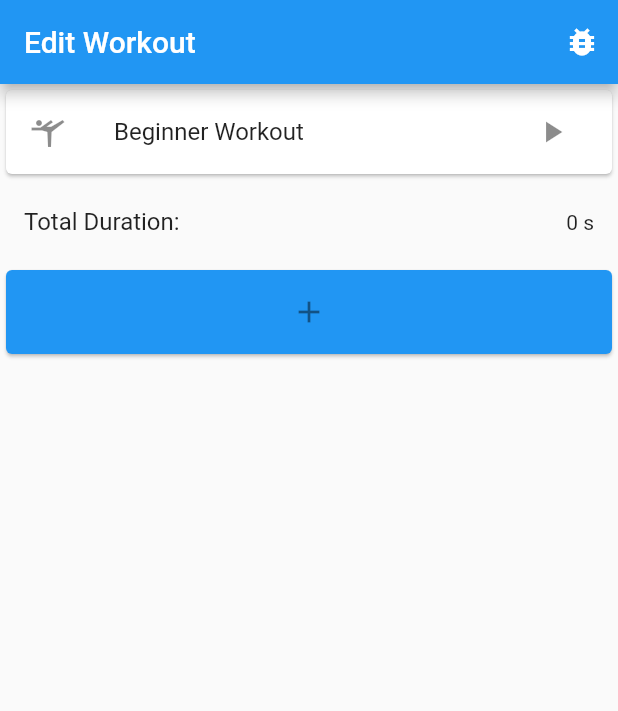
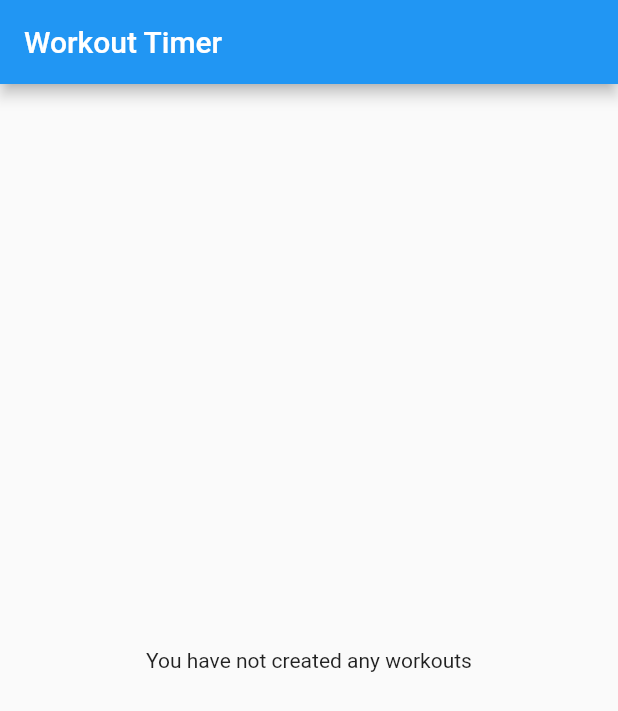
Before and after one commit to paulkoehlerdev/strech_timer, a Flutter app: the screen it shows after launch, on a phone screen of 412 x 824 dp. Shown: the top 711 px of the screen. Run offline on Flutter 3.47's test engine with Material 2 defaults, Android fonts, the phone set to English and light mode, and no system bars; our stand-ins replace numberpicker.

Commit message:
added saving and loading💾

```diff
--- a/lib/main.dart
+++ b/lib/main.dart
@@ -1,6 +1,5 @@
 import 'package:flutter/material.dart';
-import 'package:strech_timer/models/workout.dart';
-import 'package:strech_timer/views/workout_editor_view.dart';
+import 'package:strech_timer/views/workout_overview_view.dart';
 
 void main() {
   runApp(const MyApp());
@@ -9,13 +8,12 @@ void main() {
 class MyApp extends StatelessWidget {
   const MyApp({Key? key}) : super(key: key);
 
-  // This widget is the root of your application.
   @override
   Widget build(BuildContext context) {
     return MaterialApp(
       debugShowCheckedModeBanner: false,
       title: 'Strech Timer',
-      home: WorkoutEditorView(Workout(name: "Beginner Workout"),),
+      home: const WorkoutOverviewView(),
       theme: ThemeData(
         brightness: Brightness.light,
       ),
--- /dev/null
+++ b/lib/util/storage_manager/string_converter.dart
@@ -0,0 +1,2 @@
+String convertStringToSnakeCase(String input) =>
+    input.toLowerCase().trim().replaceAll(RegExp(r'[\s]+'), '_');
--- a/lib/views/workout_editor_view.dart
+++ b/lib/views/workout_editor_view.dart
@@ -2,29 +2,35 @@ import 'dart:convert';
 
 import 'package:flutter/material.dart';
 import 'package:strech_timer/models/workout.dart';
-import 'package:strech_timer/views/workout_executor_view.dart';
-import 'package:strech_timer/widgets/card_tile.dart';
-import 'package:strech_timer/widgets/duration_text.dart';
+import 'package:strech_timer/util/storage_manager/storage_manager.dart';
+import 'package:strech_timer/widgets/items/duration_text.dart';
+import 'package:strech_timer/widgets/items/workout_card_tile.dart';
 import 'package:strech_timer/widgets/workout_editor_widget.dart';
 
 class WorkoutEditorView extends StatefulWidget {
   final Workout workout;
 
-  WorkoutEditorView(this.workout, {Key? key}) : super(key: key);
+  const WorkoutEditorView(this.workout, {Key? key}) : super(key: key);
 
   @override
   State<WorkoutEditorView> createState() => _WorkoutEditorViewState();
 }
 
 class _WorkoutEditorViewState extends State<WorkoutEditorView> {
+
   @override
   void initState() {
+    StorageManager();
     super.initState();
   }
 
   @override
+  void dispose() {
+    super.dispose();
+  }
+
+  @override
   Widget build(BuildContext context) {
-
     return Scaffold(
       appBar: AppBar(
         title: const Text("Edit Workout"),
@@ -39,31 +45,7 @@ class _WorkoutEditorViewState extends State<WorkoutEditorView> {
       ),
       body: Column(
         children: [
-          CardTile(
-            title: Text(widget.workout.name),
-            leading: Icon(widget.workout.icon),
-            trailing: IconButton(
-              onPressed: () {
-                if (widget.workout.queue.isEmpty) {
-                  ScaffoldMessenger.of(context).showSnackBar(
-                    const SnackBar(
-                      backgroundColor: Colors.red,
-                      content: Text("You can't start an empty workout"),
-                    ),
-                  );
-                  return;
-                }
-
-                Navigator.push(
-                  context,
-                  MaterialPageRoute(
-                    builder: (context) => WorkoutExecutorView.from(widget.workout.queue),
-                  ),
-                );
-              },
-              icon: const Icon(Icons.play_arrow),
-            ),
-          ),
+          WorkoutCardTile(widget.workout),
           ListTile(
             title: const Text("Total Duration: "),
             trailing: DurationText(widget.workout.queue.getTotalTime()),
@@ -71,11 +53,17 @@ class _WorkoutEditorViewState extends State<WorkoutEditorView> {
           WorkoutEditorWidget(
             workout: widget.workout,
             onChange: () {
-              setState(() {});
+              setState(() {
+                _saveWorkout();
+              });
             },
           ),
         ],
       ),
     );
   }
+
+  void _saveWorkout(){
+    StorageManager().writeWorkout(widget.workout);
+  }
 }
--- a/lib/views/workout_executor_view.dart
+++ b/lib/views/workout_executor_view.dart
@@ -3,8 +3,8 @@ import 'dart:async';
 import 'package:flutter/material.dart';
 import 'package:strech_timer/models/timeslot.dart';
 import 'package:strech_timer/util/queue/queue.dart';
-import 'package:strech_timer/widgets/card_tile.dart';
-import 'package:strech_timer/widgets/duration_text.dart';
+import 'package:strech_timer/widgets/items/card_tile.dart';
+import 'package:strech_timer/widgets/items/duration_text.dart';
 import 'package:strech_timer/widgets/queue_elements/timeslot_element_widget.dart';
 
 class WorkoutExecutorView extends StatefulWidget {
--- /dev/null
+++ b/lib/views/workout_overview_view.dart
@@ -0,0 +1,56 @@
+import 'package:flutter/material.dart';
+import 'package:strech_timer/models/workout.dart';
+import 'package:strech_timer/util/storage_manager/storage_manager.dart';
+import 'package:strech_timer/widgets/items/add_tile.dart';
+import 'package:strech_timer/widgets/items/workout_card_tile.dart';
+
+class WorkoutOverviewView extends StatelessWidget {
+  const WorkoutOverviewView({Key? key}) : super(key: key);
+
+  @override
+  Widget build(BuildContext context) {
+    return Scaffold(
+      appBar: AppBar(
+        title: const Text("Workout Timer"),
+      ),
+      body: FutureBuilder<List<Workout>>(
+        future: StorageManager().getWorkouts(),
+        builder: (context, snapshot) {
+          if (snapshot.hasData) {
+            if (snapshot.data!.isEmpty) {
+              return const Center(
+                child: Text("You have not created any workouts"),
+              );
+            }
+            return _workoutOverview(snapshot.data!);
+          }
+
+          if (snapshot.hasError) {
+            return Center(
+              child: Text(snapshot.error!.toString()),
+            );
+          }
+
+          return const Center(
+            child: CircularProgressIndicator(),
+          );
+        },
+      ),
+    );
+  }
+
+  Widget _workoutOverview(List<Workout> data) {
+    final lw = data.map((e) => WorkoutCardTile(e)).toList();
+
+    return SingleChildScrollView(
+      child: Column(
+        children: [
+          ...lw,
+          AddTile(
+            onTap: () {},
+          ),
+        ],
+      ),
+    );
+  }
+}
--- a/lib/widgets/queue_elements/add_element_widget.dart
+++ b/lib/widgets/queue_elements/add_element_widget.dart
@@ -1,6 +1,6 @@
 import 'package:flutter/material.dart';
 import 'package:strech_timer/util/queue/queue.dart';
-import 'package:strech_timer/widgets/card_tile.dart';
+import 'package:strech_timer/widgets/items/add_tile.dart';
 import 'package:strech_timer/widgets/modals/selection_modal.dart';
 
 class AddElementWidget extends StatelessWidget {
@@ -10,12 +10,10 @@ class AddElementWidget extends StatelessWidget {
 
   @override
   Widget build(BuildContext context) {
-    return CardTile(
-      color: Theme.of(context).primaryColor,
+    return AddTile(
       onTap: () {
         createSelectionModal(context, _queue);
       },
-      title: const Icon(Icons.add),
     );
   }
 }
--- a/lib/widgets/queue_elements/repeat_element_widget.dart
+++ b/lib/widgets/queue_elements/repeat_element_widget.dart
@@ -1,8 +1,8 @@
 import 'package:flutter/material.dart';
 import 'package:strech_timer/util/queue/queue.dart';
 import 'package:strech_timer/util/queue/queue_elements/repeat_element.dart';
-import 'package:strech_timer/widgets/card_tile.dart';
-import 'package:strech_timer/widgets/duration_text.dart';
+import 'package:strech_timer/widgets/items/card_tile.dart';
+import 'package:strech_timer/widgets/items/duration_text.dart';
 
 class RepeatElementWidget extends StatefulWidget {
   final Queue queue;
--- a/lib/widgets/queue_elements/timeslot_element_widget.dart
+++ b/lib/widgets/queue_elements/timeslot_element_widget.dart
@@ -1,8 +1,8 @@
 import 'package:flutter/material.dart';
 import 'package:strech_timer/models/timeslot.dart';
 import 'package:strech_timer/util/queue/queue_elements/timeslot_element.dart';
-import 'package:strech_timer/widgets/card_tile.dart';
-import 'package:strech_timer/widgets/duration_text.dart';
+import 'package:strech_timer/widgets/items/card_tile.dart';
+import 'package:strech_timer/widgets/items/duration_text.dart';
 
 class TimeslotElementWidget extends StatelessWidget {
   final Timeslot _timeslot;
--- a/pubspec.yaml
+++ b/pubspec.yaml
@@ -37,6 +37,7 @@ dependencies:
 
 
   numberpicker:
+  path_provider:
 
 dev_dependencies:
   flutter_test:
```
Also changed, not shown: lib/models/timeslot.dart (+15 -2 lines), lib/models/workout.dart (+7 -0 lines), lib/util/queue/queue.dart (+25 -2 lines), lib/util/queue/queue_elements/repeat_element.dart (+24 -14 lines), lib/util/queue/queue_elements/timeslot_element.dart (+17 -10 lines), lib/util/storage_manager/storage_manager.dart (added, +44 -0 lines), lib/widgets/items/add_tile.dart (added, +19 -0 lines), lib/widgets/items/workout_card_tile.dart (added, +39 -0 lines), lib/widgets/items/card_tile.dart (renamed from lib/widgets/card_tile.dart), lib/widgets/items/duration_text.dart (renamed from lib/widgets/duration_text.dart), pubspec.lock.
